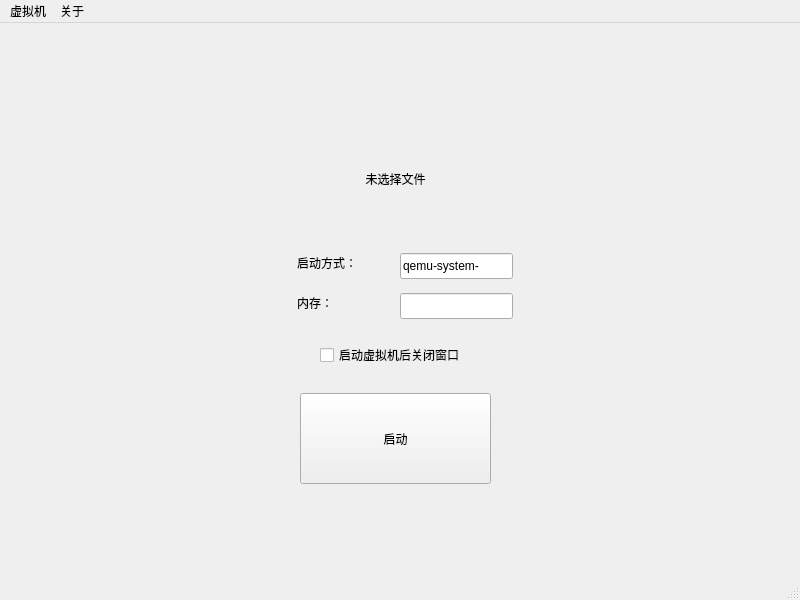
Before: the Qt Designer form virtualmachine.ui in OSerBilibili/VirtualMachine-GUI-for-QEMU-, drawn with Qt 5.
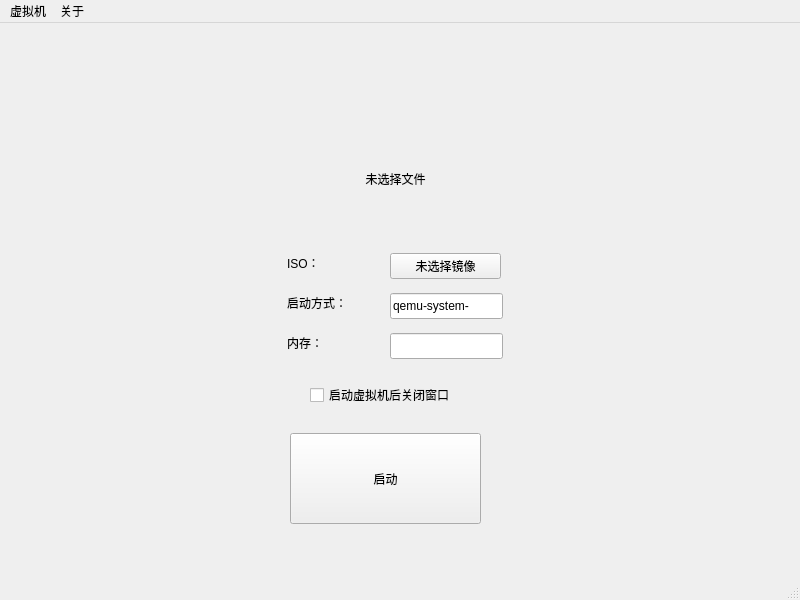
After: the same form once the commit is applied. Icons and pictures are not drawn.

Diff of the .ui file:
```diff
--- a/virtualmachine.ui
+++ b/virtualmachine.ui
@@ -40,8 +40,8 @@
    <widget class="QPushButton" name="pushButton">
     <property name="geometry">
      <rect>
-      <x>300</x>
-      <y>370</y>
+      <x>290</x>
+      <y>410</y>
       <width>191</width>
       <height>91</height>
      </rect>
@@ -53,8 +53,8 @@
    <widget class="QLineEdit" name="lineEditRun">
     <property name="geometry">
      <rect>
-      <x>400</x>
-      <y>230</y>
+      <x>390</x>
+      <y>270</y>
       <width>113</width>
       <height>26</height>
      </rect>
@@ -66,8 +66,8 @@
    <widget class="QLabel" name="label_2">
     <property name="geometry">
      <rect>
-      <x>297</x>
-      <y>230</y>
+      <x>287</x>
+      <y>270</y>
       <width>71</width>
       <height>20</height>
      </rect>
@@ -79,8 +79,8 @@
    <widget class="QLabel" name="label_3">
     <property name="geometry">
      <rect>
-      <x>297</x>
-      <y>270</y>
+      <x>287</x>
+      <y>310</y>
       <width>71</width>
       <height>20</height>
      </rect>
@@ -92,8 +92,8 @@
    <widget class="QLineEdit" name="lineEditMenory">
     <property name="geometry">
      <rect>
-      <x>400</x>
-      <y>270</y>
+      <x>390</x>
+      <y>310</y>
       <width>113</width>
       <height>26</height>
      </rect>
@@ -105,8 +105,8 @@
    <widget class="QCheckBox" name="checkBox">
     <property name="geometry">
      <rect>
-      <x>320</x>
-      <y>320</y>
+      <x>310</x>
+      <y>360</y>
       <width>161</width>
       <height>24</height>
      </rect>
@@ -115,6 +115,32 @@
      <string>启动虚拟机后关闭窗口</string>
     </property>
    </widget>
+   <widget class="QLabel" name="label_4">
+    <property name="geometry">
+     <rect>
+      <x>287</x>
+      <y>230</y>
+      <width>71</width>
+      <height>20</height>
+     </rect>
+    </property>
+    <property name="text">
+     <string>ISO：</string>
+    </property>
+   </widget>
+   <widget class="QPushButton" name="pushButtonISO">
+    <property name="geometry">
+     <rect>
+      <x>390</x>
+      <y>230</y>
+      <width>111</width>
+      <height>26</height>
+     </rect>
+    </property>
+    <property name="text">
+     <string>未选择镜像</string>
+    </property>
+   </widget>
   </widget>
   <widget class="QMenuBar" name="menubar">
    <property name="geometry">
```
